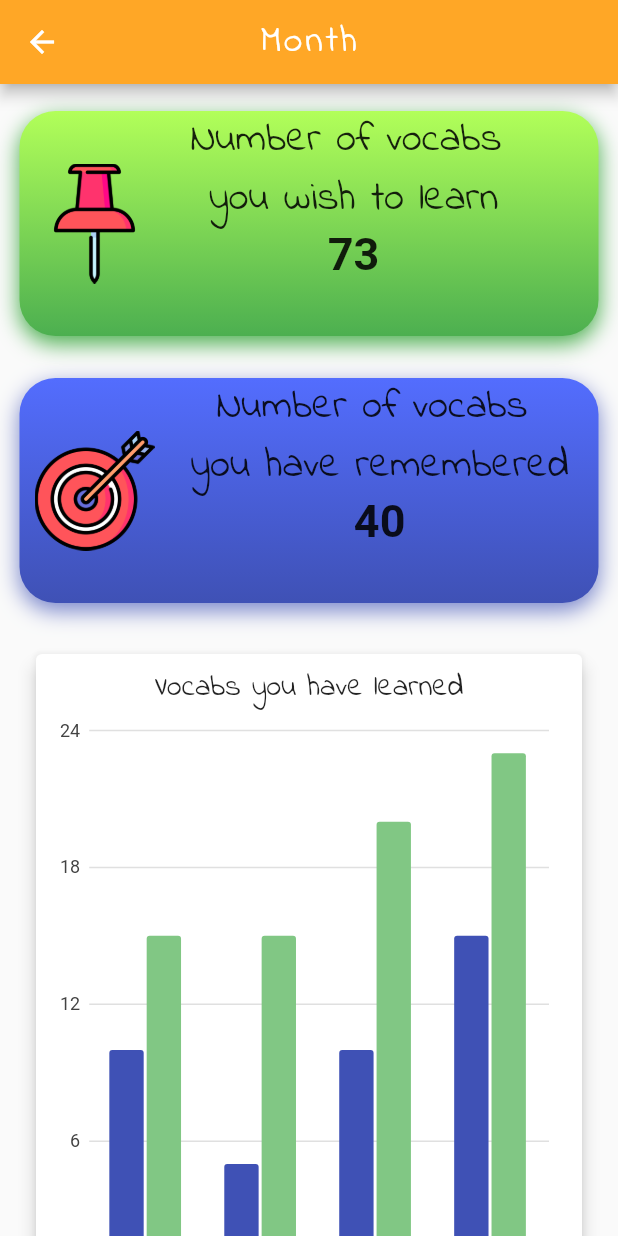
After one commit to TokisakiKurumi2001/4Lingo, a Flutter app: the MonthData screen opened by its route, on a phone screen of 412 x 824 dp. The commit adds this screen. Run offline on Flutter 3.47's test engine with Material 2 defaults, Android fonts, the phone set to English and light mode, and no system bars; our stand-ins replace charts_flutter, flip_card, fluttericon; Roboto replaces fonts that are missing (PoorStory).

Commit message:
adding week, month, year and draw grouped charts

```diff
--- /dev/null
+++ b/lib/home/components/data/DrawChart.dart
@@ -0,0 +1,58 @@
+import 'package:flutter/material.dart';
+import 'package:ForLingo/home/components/bottom_nav_bar/bookmark/words.dart';
+import'package:charts_flutter/flutter.dart' as dothi;
+class DataChart extends StatelessWidget {
+  final List<ChartData> dulieu1;
+  final List<ChartData> dulieu2;
+  final String name;
+  DataChart({@required this.dulieu1,@required this.dulieu2, @required this.name}); // We need to have data to draw chart
+  // This class is built only it has appropriate data
+
+  @override
+  Widget build(BuildContext context) {
+    // Change the data into the series itself
+    List<dothi.Series<ChartData,String>> series = [
+      dothi.Series(
+          id: 'learnedvocabs',
+          data: dulieu1,
+          // This method takes 2 parameters but we need only one of them so I let the '_'
+          domainFn: (ChartData series,_)=> series.specifictime,
+          measureFn: (ChartData series,_) => series.numvocabs,
+          colorFn:  (ChartData series,_) => series.barColor
+      ),
+      dothi.Series(
+          id: 'totalvocabs',
+          data: dulieu2,
+          // This method takes 2 parameters but we need only one of them so I let the '_'
+          domainFn: (ChartData series,_)=> series.specifictime,
+          measureFn: (ChartData series,_) => series.numvocabs,
+          colorFn:  (ChartData series,_) => series.barColor
+      )
+    ];
+    return Container(
+      height: 500,
+      width: 500,
+      padding: EdgeInsets.all(20),
+      child: Card(
+        child: Padding(
+          padding: const EdgeInsets.all(8.0),
+          child: Column(
+            children: <Widget>[
+              Text('$name',
+                style: TextStyle(
+                    fontFamily: 'IndieFlower',
+                    fontSize: 20.0
+                ),
+              ),
+              Expanded(
+                child: dothi.BarChart(series,animate: true,
+                  barGroupingType: dothi.BarGroupingType.grouped,),
+              )
+            ],
+          ),
+        ),
+        elevation: 5.0,
+      ),
+    );
+  }
+}
--- /dev/null
+++ b/lib/home/components/data/month.dart
@@ -0,0 +1,167 @@
+import 'package:flutter/material.dart';
+import 'package:ForLingo/home/components/data/DrawChart.dart';
+import 'package:ForLingo/home/components/bottom_nav_bar/bookmark/words.dart';
+import 'package:charts_flutter/flutter.dart' as  dothi;
+class MonthData extends StatefulWidget {
+  @override
+  _MonthDataState createState() => _MonthDataState();
+}
+
+class _MonthDataState extends State<MonthData> {
+
+  @override
+  Widget build(BuildContext context) {
+    // I create four weeks in order to make a month
+    List<Week> dulieutrongtuan = [ Week.fromWeek(10, 15),
+    Week.fromWeek(5, 15),
+    Week.fromWeek(10, 20),
+    Week.fromWeek(15, 23)];
+    Month thismonth = Month(dulieutrongtuan);
+    final List<ChartData> dulieudothi1=[
+      ChartData(numvocabs: dulieutrongtuan[0].numlearnedvocabs,barColor:dothi.ColorUtil.fromDartColor(Colors.indigo) ,specifictime: '1st' ),
+      ChartData(numvocabs: dulieutrongtuan[1].numlearnedvocabs,barColor:dothi.ColorUtil.fromDartColor(Colors.indigo) ,specifictime: '2nd' ),
+      ChartData(numvocabs: dulieutrongtuan[2].numlearnedvocabs,barColor:dothi.ColorUtil.fromDartColor(Colors.indigo) ,specifictime: '3rd' ),
+      ChartData(numvocabs: dulieutrongtuan[3].numlearnedvocabs,barColor:dothi.ColorUtil.fromDartColor(Colors.indigo) ,specifictime: '4th' ),
+    ];
+    final List<ChartData> dulieudothi2=[
+      ChartData(numvocabs: dulieutrongtuan[0].totalvocabs,barColor:dothi.ColorUtil.fromDartColor(Colors.green[300]) ,specifictime: '1st' ),
+      ChartData(numvocabs: dulieutrongtuan[1].totalvocabs,barColor:dothi.ColorUtil.fromDartColor(Colors.green[300]) ,specifictime: '2nd' ),
+      ChartData(numvocabs: dulieutrongtuan[2].totalvocabs,barColor:dothi.ColorUtil.fromDartColor(Colors.green[300]) ,specifictime: '3rd' ),
+      ChartData(numvocabs: dulieutrongtuan[3].totalvocabs,barColor:dothi.ColorUtil.fromDartColor(Colors.green[300]) ,specifictime: '4th' ),
+    ];
+    return SafeArea(
+      child: Scaffold(
+        appBar: AppBar(
+          backgroundColor: Colors.orange[400],
+          title: Text('Month',
+            style: TextStyle(
+              fontFamily: 'IndieFlower',
+              letterSpacing: 2.0,
+              fontSize: 25.0,
+            ),
+          ),
+          centerTitle: true,
+        ),
+        body: SingleChildScrollView(
+          child: Column(
+            children: <Widget>[
+              SizedBox(height: 8.0,),
+              Padding(
+                padding: const EdgeInsets.symmetric(vertical: 5,horizontal: 8),
+                child: Container(
+                  margin: EdgeInsets.all(5.0),
+                  height: 150,
+                  decoration: BoxDecoration(
+                    color: Colors.green,
+                    borderRadius: BorderRadius.circular(24.0),
+                    boxShadow: [
+                      BoxShadow(
+                          color: Colors.green,
+                          blurRadius: 12,
+                          offset: Offset(0,5)
+                      )
+                    ],
+                    gradient:
+                    LinearGradient(
+                        colors: [Colors.lightGreenAccent,Colors.green],
+                        begin: Alignment.topLeft,
+                        end: Alignment.bottomLeft
+                    ),
+                  ),
+                  child: Row(
+                    children: <Widget>[
+                      Image.asset('assets/pushpin.png',height: 80,width: 100,),
+                      SizedBox(width: 14.0,),
+                      Column(
+                        children: <Widget>[
+                          Text('Number of vocabs '
+                            ,
+                            style: TextStyle(
+                                fontFamily: 'IndieFlower',
+                                fontSize: 27
+                            ),
+                          ),
+                          Text('you wish to learn'
+                            ,
+                            style: TextStyle(
+                                fontFamily: 'IndieFlower',
+                                fontSize: 27
+                            ),
+                          ),
+                          Text('${thismonth.monthtotalvocab }',
+                            style: TextStyle(
+                                fontFamily: 'PoorStory',
+                                fontSize: 30,
+                                fontWeight: FontWeight.bold
+                            ),
+                          ),
+                        ],
+                      ),
+                    ],
+                  ),
+                ),
+              ),
+              SizedBox(height: 8.0,),
+              Padding(
+                padding: const EdgeInsets.symmetric(vertical: 5,horizontal: 8),
+                child: Container(
+                  margin: EdgeInsets.all(5.0),
+                  height: 150,
+                  decoration: BoxDecoration(
+                    color: Colors.indigo[300],
+                    borderRadius: BorderRadius.circular(24.0),
+                    boxShadow: [
+                      BoxShadow(
+                          color: Colors.indigo[300],
+                          blurRadius: 12,
+                          offset: Offset(0,5)
+                      )
+                    ],
+                    gradient: LinearGradient(
+                        colors: [Colors.indigoAccent,Colors.indigo],
+                        begin: Alignment.topLeft,
+                        end: Alignment.bottomLeft
+                    ),
+                  ),
+                  child: Row(
+                    children: <Widget>[
+                      Image.asset('assets/objective.png',height: 80,width: 100,),
+                      SizedBox(width: 14.0,),
+                      Column(
+                        children: [
+                          Text('Number of vocabs '
+                            ,
+                            style: TextStyle(
+                                fontFamily: 'IndieFlower',
+                                fontSize: 27
+                            ),
+                          ),
+                          Text('you have remembered'
+                            ,
+                            style: TextStyle(
+                                fontFamily: 'IndieFlower',
+                                fontSize: 27
+                            ),
+                          ),
+                          Text('${thismonth.monthtotallearned }',
+                            style: TextStyle(
+                                fontFamily: 'PoorStory',
+                                fontSize: 30,
+                                fontWeight: FontWeight.bold
+                            ),
+                          ),
+                        ],
+                      ),
+                    ],
+                  ),
+                ),
+              ),
+              DataChart(dulieu1: dulieudothi1,dulieu2: dulieudothi2,name: 'Vocabs you have learned',),
+
+            ],
+          ),
+        ),
+      ),
+    );
+  }
+}
```
Also changed, not shown: lib/home/components/data/week.dart (added, +175 -0 lines), lib/home/components/data/year.dart (added, +28 -0 lines), lib/main.dart (+12 -2 lines).
